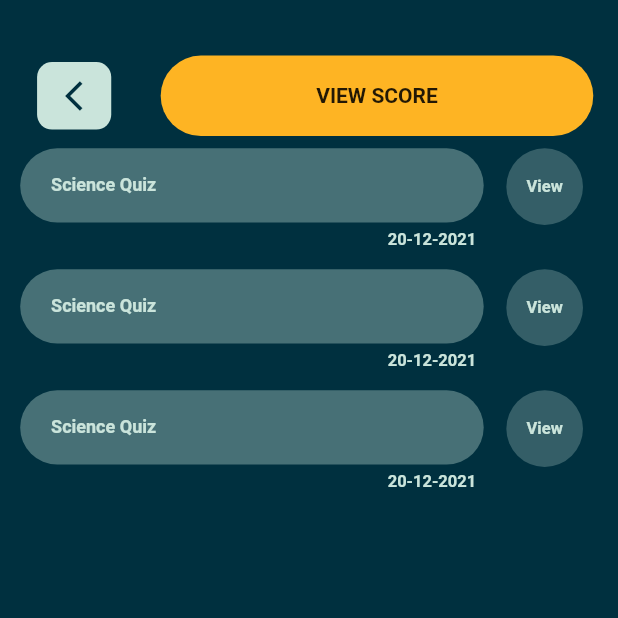
After one commit to nouveau-riche/Quizeee-UIScreen-flutter, a Flutter app: the ViewScoreScreen screen opened directly, on a phone screen of 412 x 824 dp, the top half of it. The commit adds this screen. Run offline on Flutter 3.47's test engine with Material 2 defaults, Android fonts, the phone set to English and light mode, and no system bars; our stand-ins replace cached_network_image, dio, flutter_countdown_timer, flutter_spinkit, fluttertoast, image_picker and 5 more; missing offline and left inert: com.quizeee.quizeee, onesignal_flutter.

Commit message:
added view score screen

```diff
--- a/lib/screens/account/account_screen.dart
+++ b/lib/screens/account/account_screen.dart
@@ -1,5 +1,6 @@
 import 'dart:io';
 import 'package:com.quizeee.quizeee/provider/mainPro.dart';
+import 'package:com.quizeee.quizeee/screens/account/components/view_score.dart';
 import 'package:com.quizeee.quizeee/widgets/toast.dart';
 import 'package:flutter/cupertino.dart';
 import 'package:flutter/material.dart';
@@ -94,6 +95,10 @@ class _AccountScreenState extends State<AccountScreen> {
                         ),
                         buildPerformanceChart(mq, context),
                         SizedBox(
+                          height: 10,
+                        ),
+                        buildViewScore(mq, context),
+                        SizedBox(
                           height: mq.height * 0.04,
                         ),
                       ],
@@ -146,13 +151,7 @@ class _AccountScreenState extends State<AccountScreen> {
   }
 
   Widget buildSelectImage() {
-    return GestureDetector(
-      onTap: () {
-        // openDialogBox();
-      },
-      child: Stack(
-        children: [
-          CircleAvatar(
+    return CircleAvatar(
       radius: 50,
       backgroundColor: kSecondaryColor,
       child: CircleAvatar(
@@ -161,25 +160,6 @@ class _AccountScreenState extends State<AccountScreen> {
         backgroundImage: image == null
             ? AssetImage('assets/images/profile.png')
             : FileImage(image),
-            ),
-          ),
-          Positioned(
-            bottom: 0,
-            right: 0,
-            child: Container(
-              height: 26,
-              width: 28,
-              decoration: BoxDecoration(
-                color: kSecondaryColor,
-                shape: BoxShape.circle,
-              ),
-              child: const Icon(
-                Icons.camera_alt,
-                size: 16,
-              ),
-            ),
-          ),
-        ],
       ),
     );
   }
@@ -232,7 +212,32 @@ class _AccountScreenState extends State<AccountScreen> {
         ),
         child: Center(
           child: const Text(
-            '  PERFORMANCE CHART',
+            'PERFORMANCE CHART',
+            style: TextStyle(fontWeight: FontWeight.bold, fontSize: 12.5),
+          ),
+        ),
+      ),
+    );
+  }
+
+  Widget buildViewScore(Size mq, BuildContext context) {
+    return GestureDetector(
+      onTap: () {
+        Navigator.of(context).push(
+          CupertinoPageRoute(builder: (ctx) => ViewScoreScreen()),
+        );
+      },
+      child: Container(
+        height: mq.height * 0.065,
+        width: mq.width,
+        margin: EdgeInsets.symmetric(horizontal: mq.width * 0.1),
+        decoration: BoxDecoration(
+          color: kPrimaryLightColor,
+          borderRadius: BorderRadius.circular(30),
+        ),
+        child: Center(
+          child: const Text(
+            'VIEW SCORE',
             style: TextStyle(fontWeight: FontWeight.bold, fontSize: 12.5),
           ),
         ),
--- a/lib/screens/account/components/edit_profile.dart
+++ b/lib/screens/account/components/edit_profile.dart
@@ -46,7 +46,7 @@ class _EditProfileState extends State<EditProfile> {
   }
 
   TextEditingController _nameController =
-      TextEditingController(text: 'Nikunj Sharma');
+      TextEditingController();
 
   TextEditingController _locationController = TextEditingController();
 
--- /dev/null
+++ b/lib/screens/account/components/view_score.dart
@@ -0,0 +1,136 @@
+import 'package:flutter/material.dart';
+
+import '../../../constant.dart';
+
+class ViewScoreScreen extends StatelessWidget {
+  @override
+  Widget build(BuildContext context) {
+    final mq = MediaQuery.of(context).size;
+
+    return Scaffold(
+      backgroundColor: kPrimaryColor,
+      body: Column(
+        children: [
+          SizedBox(
+            height: mq.height * 0.045,
+          ),
+          buildAppBar(context, mq),
+          Expanded(
+            child: ListView.builder(
+              itemBuilder: (ctx, index) =>
+                  buildResultListTile(mq, 'Science', '20-12-2021'),
+              itemCount: 3,
+            ),
+          ),
+        ],
+      ),
+    );
+  }
+
+  Widget buildAppBar(BuildContext context, Size mq) {
+    return Row(
+      mainAxisAlignment: MainAxisAlignment.spaceAround,
+      children: [
+        Container(
+          height: 45,
+          width: mq.width * 0.12,
+          margin: EdgeInsets.only(left: mq.width * 0.02),
+          decoration: BoxDecoration(
+            color: kSecondaryColor,
+            borderRadius: BorderRadius.circular(10),
+          ),
+          child: IconButton(
+            icon: Icon(
+              Icons.arrow_back_ios_outlined,
+              color: kPrimaryColor,
+            ),
+            onPressed: () {
+              Navigator.of(context).pop();
+            },
+          ),
+        ),
+        Container(
+          height: mq.height * 0.065,
+          width: mq.width * 0.7,
+          decoration: BoxDecoration(
+            color: kPrimaryLightColor,
+            borderRadius: BorderRadius.circular(30),
+          ),
+          child: Center(
+            child: Text(
+              'VIEW SCORE',
+              style: TextStyle(fontWeight: FontWeight.bold, fontSize: 14),
+            ),
+          ),
+        ),
+      ],
+    );
+  }
+
+  Widget buildResultListTile(Size mq, String name, String time) {
+    return Container(
+      margin: EdgeInsets.only(top: mq.height * 0.01),
+      child: Row(
+        crossAxisAlignment: CrossAxisAlignment.start,
+        mainAxisAlignment: MainAxisAlignment.spaceEvenly,
+        children: [
+          Column(
+            crossAxisAlignment: CrossAxisAlignment.end,
+            children: [
+              Container(
+                width: mq.width * 0.75,
+                height: mq.height * 0.06,
+                decoration: BoxDecoration(
+                  color: const Color.fromRGBO(71, 112, 118, 1),
+                  borderRadius: BorderRadius.circular(25),
+                ),
+                child: Row(
+                  children: [
+                    SizedBox(
+                      width: mq.width * 0.05,
+                    ),
+                    Text(
+                      '$name Quiz',
+                      style: const TextStyle(
+                          color: kSecondaryColor,
+                          fontSize: 12,
+                          fontWeight: FontWeight.bold),
+                    ),
+                  ],
+                ),
+              ),
+              Padding(
+                padding: const EdgeInsets.all(5.0),
+                child: Text(
+                  time,
+                  style: const TextStyle(
+                      color: kSecondaryColor,
+                      fontSize: 11,
+                      fontWeight: FontWeight.bold),
+                ),
+              ),
+            ],
+          ),
+          Container(
+            height: mq.height * 0.062,
+            width: mq.width * 0.132,
+            margin: EdgeInsets.only(right: mq.width * 0.02),
+            decoration: BoxDecoration(
+              shape: BoxShape.circle,
+              color: const Color.fromRGBO(52, 94, 103, 1),
+            ),
+            child: Center(
+              child: Text(
+                'View',
+                style: TextStyle(
+                    fontWeight: FontWeight.bold,
+                    fontSize: 11,
+                    color: kSecondaryColor),
+              ),
+            ),
+          ),
+        ],
+      ),
+    );
+  }
+}
```
Lines whose indentation alone changed are shown as unchanged.
